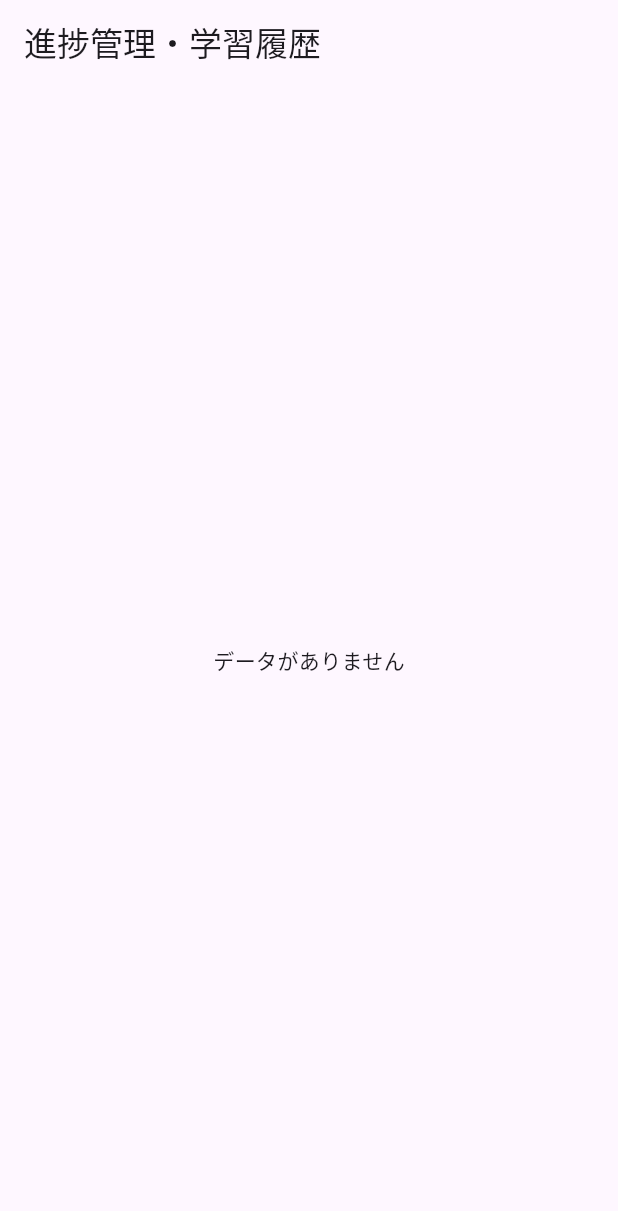
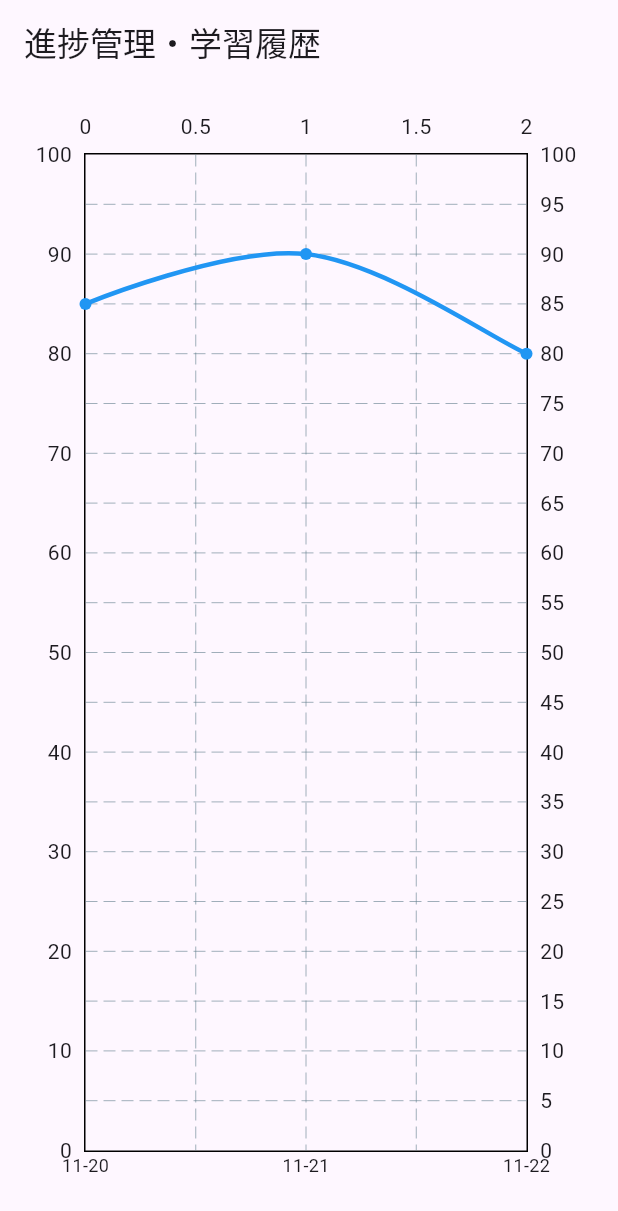
Before and after one commit to itc-s22007/LearnUp, a Flutter app: the screen it shows after launch, on a phone screen of 412 x 824 dp. Shown: the top 1211 px of the screen. Run offline on Flutter 3.47's test engine with Material 3 defaults, Android fonts, the phone set to English and light mode, and no system bars; drawn by our look-alikes of fl_chart; our stand-ins replace charts_flutter, cloud_firestore, firebase_auth, firebase_core; accounts and stored records are empty.

Commit message:
一応折れ線グラフして表示はされる

```diff
--- a/lib/screens/progress_screen.dart
+++ b/lib/screens/progress_screen.dart
@@ -8,13 +8,26 @@ class ProgressScreen extends StatelessWidget {
 
   @override
   Widget build(BuildContext context) {
+    // サンプルデータ
+    final List<Map<String, dynamic>> progressData = [
+      {'date': '2024-11-20', 'score': 85},
+      {'date': '2024-11-21', 'score': 90},
+      {'date': '2024-11-22', 'score': 80},
+    ];
+
     return Scaffold(
       appBar: AppBar(
-        title: Text('進捗管理・学習履歴'),
+        title: const Text('進捗管理・学習履歴'),
       ),
       body: Padding(
         padding: const EdgeInsets.all(16.0),
-        child: ProgressChart(studentId: studentId),
+        child: Column(
+          children: [
+            Expanded(
+              child: ProgressChart(progressData: progressData),
+            ),
+          ],
+        ),
       ),
     );
   }
--- a/lib/widgets/progress_chart.dart
+++ b/lib/widgets/progress_chart.dart
@@ -1,52 +1,63 @@
+import 'package:flutter/material.dart';
 import 'package:fl_chart/fl_chart.dart';
-import 'package:flutter/material.dart';
-import 'package:cloud_firestore/cloud_firestore.dart';
-import '../services/firestore_service.dart';
 
 class ProgressChart extends StatelessWidget {
-  final String studentId;
-  final FirestoreService _firestoreService = FirestoreService();
+  final List<Map<String, dynamic>> progressData;
 
-  ProgressChart({required this.studentId});
+  const ProgressChart({Key? key, required this.progressData}) : super(key: key);
 
   @override
   Widget build(BuildContext context) {
-    return StreamBuilder<QuerySnapshot>(
-      stream: _firestoreService.getStudyProgress(studentId),
-      builder: (context, snapshot) {
-        if (!snapshot.hasData) {
-          return Center(child: CircularProgressIndicator());
-        }
-
-        List<FlSpot> dataPoints = [];
-        snapshot.data!.docs.asMap().forEach((index, doc) {
-          int score = doc['score'];
-          dataPoints.add(FlSpot(index.toDouble(), score.toDouble()));
-        });
-
-        if (dataPoints.isEmpty) {
-          return Center(child: Text('データがありません'));
-        }
-
-        return LineChart(
-          LineChartData(
-            lineBarsData: [
-              LineChartBarData(
-                spots: dataPoints,
-                isCurved: true,
-                barWidth: 3,
-                color: Colors.blue,
-                belowBarData: BarAreaData(show: true, color: Colors.blue.withOpacity(0.3)),
-              ),
-            ],
-            titlesData: FlTitlesData(
-              leftTitles: AxisTitles(
-                sideTitles: SideTitles(showTitles: true, reservedSize: 40),
-              ),
+    return LineChart(
+      LineChartData(
+        gridData: FlGridData(show: true), // グリッド表示
+        titlesData: FlTitlesData(
+          leftTitles: AxisTitles(
+            sideTitles: SideTitles(
+              showTitles: true,
+              interval: 10, // 10ごとにラベルを表示
+              reservedSize: 40,
             ),
           ),
-        );
-      },
+          bottomTitles: AxisTitles(
+            sideTitles: SideTitles(
+              showTitles: true,
+              reservedSize: 40,
+              interval: 1, // 1データごとにラベルを表示
+              getTitlesWidget: (value, meta) {
+                final index = value.toInt();
+                if (index < 0 || index >= progressData.length) {
+                  return const SizedBox();
+                }
+                return Text(
+                  progressData[index]['date'].substring(5), // "11-20"形式で表示
+                  style: const TextStyle(fontSize: 12),
+                );
+              },
+            ),
+          ),
+        ),
+        borderData: FlBorderData(show: true), // 外枠の設定
+        minY: 0, // Y軸の最小値
+        maxY: 100, // Y軸の最大値
+        lineBarsData: [
+          LineChartBarData(
+            spots: progressData
+                .asMap()
+                .entries
+                .map((entry) => FlSpot(
+              entry.key.toDouble(), // X軸
+              entry.value['score'].toDouble(), // Y軸
+            ))
+                .toList(),
+            isCurved: true, // 曲線
+            barWidth: 3, // 線の太さ
+            color: Colors.blue, // 線の色
+            belowBarData: BarAreaData(show: false), // 線の下を塗りつぶさない
+            dotData: FlDotData(show: true), // データポイントを表示
+          ),
+        ],
+      ),
     );
   }
 }
```
